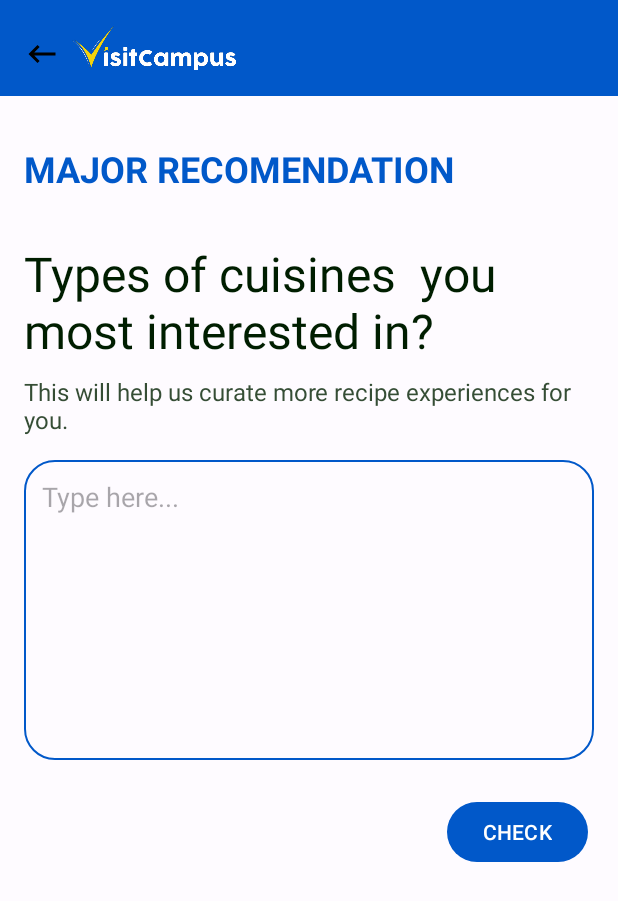
After one commit to deress/VisitCampus, an Android app: the MajorRecomendationActivity screen opened directly, with no data from a screen before it, on a phone screen of 412 x 824 dp. The commit adds this screen. Shown: the top 901 px of the screen. Run offline under Robolectric (Android 15) with nearby library versions, the phone set to English and light mode, and no system bars.

Commit message:
Make layout for Major Recomendation

```diff
--- a/app/src/main/AndroidManifest.xml
+++ b/app/src/main/AndroidManifest.xml
@@ -13,6 +13,12 @@
         android:theme="@style/Theme.VisitCampus"
         tools:targetApi="31">
         <activity
+            android:name=".ui.major.ResultMajorRecomendationActivity"
+            android:exported="false" />
+        <activity
+            android:name=".ui.major.MajorRecomendationActivity"
+            android:exported="false" />
+        <activity
             android:name=".ui.main.MainActivity"
             android:exported="true">
             <intent-filter>
--- /dev/null
+++ b/app/src/main/java/com/dicoding/visitcampus/ui/major/MajorRecomendationActivity.kt
@@ -0,0 +1,27 @@
+package com.dicoding.visitcampus.ui.major
+
+import android.content.Intent
+import androidx.appcompat.app.AppCompatActivity
+import android.os.Bundle
+import com.dicoding.visitcampus.databinding.ActivityMajorRecomendationBinding
+import com.google.android.material.appbar.MaterialToolbar
+
+class MajorRecomendationActivity : AppCompatActivity() {
+    private lateinit var binding: ActivityMajorRecomendationBinding
+    override fun onCreate(savedInstanceState: Bundle?) {
+        super.onCreate(savedInstanceState)
+        binding = ActivityMajorRecomendationBinding.inflate(layoutInflater)
+        setContentView(binding.root)
+
+        val toolbar : MaterialToolbar = binding.topAppBar
+        setSupportActionBar(toolbar)
+        supportActionBar?.apply {
+            setDisplayShowTitleEnabled(false)
+        }
+
+        binding.btnCheckRecomendation.setOnClickListener {
+            val intent = Intent(this, ResultMajorRecomendationActivity::class.java)
+            startActivity(intent)
+        }
+    }
+}
--- /dev/null
+++ b/app/src/main/res/drawable/box_outline_textarea.xml
@@ -0,0 +1,4 @@
+<shape xmlns:android="http://schemas.android.com/apk/res/android">
+    <corners android:radius="20dp"/>
+    <stroke android:color="@color/md_theme_light_primary" android:width="1dp"/>
+</shape>
--- /dev/null
+++ b/app/src/main/res/drawable/ic_backspace_24.xml
@@ -0,0 +1,5 @@
+<vector android:autoMirrored="true" android:height="24dp"
+    android:tint="#000000" android:viewportHeight="24"
+    android:viewportWidth="24" android:width="24dp" xmlns:android="http://schemas.android.com/apk/res/android">
+    <path android:fillColor="@android:color/white" android:pathData="M21,11H6.83l3.58,-3.59L9,6l-6,6 6,6 1.41,-1.41L6.83,13H21z"/>
+</vector>
--- /dev/null
+++ b/app/src/main/res/layout/activity_major_recomendation.xml
@@ -0,0 +1,117 @@
+<?xml version="1.0" encoding="utf-8"?>
+<androidx.constraintlayout.widget.ConstraintLayout xmlns:android="http://schemas.android.com/apk/res/android"
+    xmlns:app="http://schemas.android.com/apk/res-auto"
+    xmlns:tools="http://schemas.android.com/tools"
+    android:layout_width="match_parent"
+    android:layout_height="match_parent"
+    tools:context=".ui.major.MajorRecomendationActivity">
+
+    <com.google.android.material.appbar.AppBarLayout
+        android:layout_width="match_parent"
+        android:layout_height="wrap_content"
+        app:layout_constraintTop_toTopOf="parent"
+        android:id="@+id/appBarLayout">
+
+        <com.google.android.material.appbar.MaterialToolbar
+            android:id="@+id/topAppBar"
+            android:layout_width="match_parent"
+            android:layout_height="?attr/actionBarSize"
+            android:background="?attr/colorPrimary">
+            <androidx.constraintlayout.widget.ConstraintLayout
+                android:layout_width="match_parent"
+                android:layout_height="wrap_content">
+
+                <ImageView
+                    android:id="@+id/iv_back"
+                    android:layout_width="24dp"
+                    android:layout_height="24dp"
+                    android:layout_marginTop="24dp"
+                    android:src="@drawable/ic_backspace_24"
+                    app:layout_constraintStart_toStartOf="parent"
+                    app:layout_constraintTop_toTopOf="parent" />
+
+                <ImageView
+                    android:layout_width="110dp"
+                    android:layout_height="wrap_content"
+                    android:layout_marginStart="8dp"
+                    android:src="@drawable/logo_visitcampus"
+                    app:layout_constraintStart_toEndOf="@+id/iv_back"
+                    tools:ignore="MissingConstraints" />
+
+            </androidx.constraintlayout.widget.ConstraintLayout>
+
+        </com.google.android.material.appbar.MaterialToolbar>
+
+    </com.google.android.material.appbar.AppBarLayout>
+
+    <TextView
+        android:id="@+id/tv_major_recomendation"
+        android:layout_width="match_parent"
+        android:layout_height="wrap_content"
+        android:layout_marginStart="16dp"
+        android:layout_marginTop="96dp"
+        android:layout_marginEnd="16dp"
+        android:text="MAJOR RECOMENDATION"
+        android:textColor="@color/md_theme_light_primary"
+        android:textSize="24sp"
+        android:textStyle="bold"
+        app:layout_constraintEnd_toEndOf="parent"
+        app:layout_constraintStart_toStartOf="parent"
+        app:layout_constraintTop_toTopOf="@+id/appBarLayout" />
+
+    <TextView
+        android:id="@+id/tv_text1"
+        android:layout_width="match_parent"
+        android:layout_height="wrap_content"
+        android:layout_marginStart="16dp"
+        android:layout_marginTop="32dp"
+        android:layout_marginEnd="16dp"
+        android:text="Types of cuisines  you most interested in?"
+        android:textColor="#001E00"
+        android:textSize="32sp"
+        app:layout_constraintEnd_toEndOf="parent"
+        app:layout_constraintStart_toStartOf="@+id/tv_major_recomendation"
+        app:layout_constraintTop_toBottomOf="@+id/tv_major_recomendation" />
+
+    <TextView
+        android:id="@+id/tv_text2"
+        android:layout_width="match_parent"
+        android:layout_height="wrap_content"
+        android:layout_marginStart="16dp"
+        android:layout_marginTop="8dp"
+        android:layout_marginEnd="16dp"
+        android:text="This will help us curate more recipe experiences for you."
+        android:textColor="#354D35"
+        android:textSize="16sp"
+        app:layout_constraintEnd_toEndOf="parent"
+        app:layout_constraintStart_toStartOf="@+id/tv_text1"
+        app:layout_constraintTop_toBottomOf="@+id/tv_text1" />
+
+    <EditText
+        android:id="@+id/editText"
+        android:layout_width="match_parent"
+        android:layout_height="200dp"
+        android:layout_marginStart="16dp"
+        android:layout_marginTop="16dp"
+        android:layout_marginEnd="16dp"
+        android:background="@drawable/box_outline_textarea"
+        android:gravity="top"
+        android:hint="Type here..."
+        android:inputType="text|textMultiLine"
+        android:padding="12dp"
+        android:textSize="18sp"
+        app:layout_constraintEnd_toEndOf="@+id/tv_text2"
+        app:layout_constraintStart_toStartOf="@+id/tv_text2"
+        app:layout_constraintTop_toBottomOf="@+id/tv_text2" />
+
+    <Button
+        android:id="@+id/btn_check_recomendation"
+        android:layout_width="wrap_content"
+        android:layout_height="wrap_content"
+        android:layout_marginTop="24dp"
+        android:layout_marginEnd="16dp"
+        android:text="CHECK"
+        app:layout_constraintEnd_toEndOf="@+id/editText"
+        app:layout_constraintTop_toBottomOf="@+id/editText" />
+
+</androidx.constraintlayout.widget.ConstraintLayout>
--- a/app/src/main/res/layout/fragment_home.xml
+++ b/app/src/main/res/layout/fragment_home.xml
@@ -130,6 +130,7 @@
     </androidx.cardview.widget.CardView>
 
     <Button
+        android:id="@+id/btn_recomendation"
         android:layout_width="320dp"
         android:layout_height="wrap_content"
         android:layout_marginHorizontal="16dp"
```
Also changed, not shown: app/src/main/java/com/dicoding/visitcampus/ui/home/HomeFragment.kt (+11 -1 lines), app/src/main/java/com/dicoding/visitcampus/ui/major/ResultMajorRecomendationActivity.kt (added, +12 -0 lines), app/src/main/res/layout/activity_result_major_recomendation.xml (added, +87 -0 lines).
